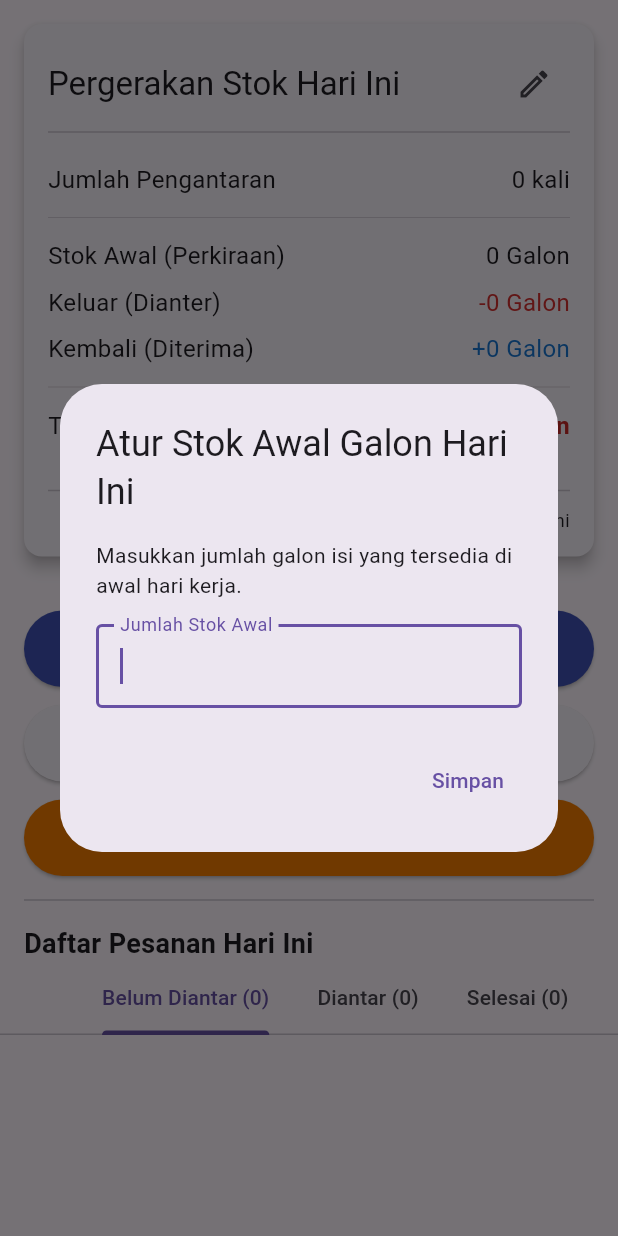
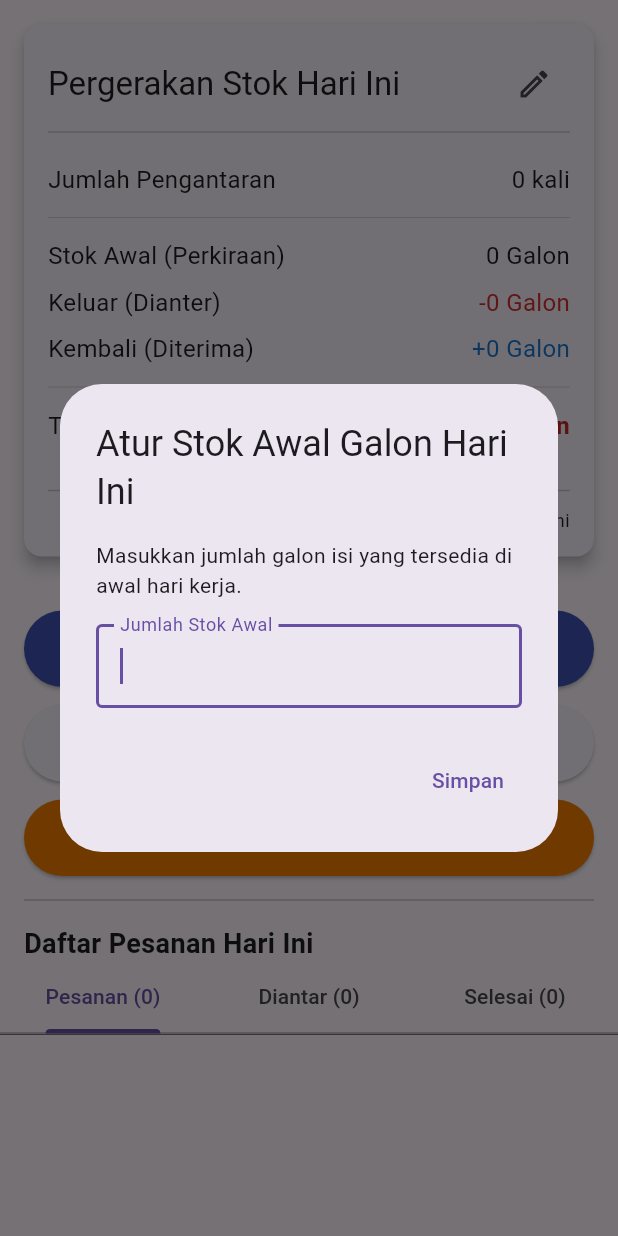
Before and after one commit to adikusumautama/damiu, a Flutter app: the KaryawanBerandaContent widget shown alone on an empty page, opened directly, on a phone screen of 412 x 824 dp. Run offline on Flutter 3.47's test engine with Material 3 defaults, Android fonts, the phone set to English and light mode, and no system bars; our stand-ins replace cloud_firestore, connectivity_plus, csv, firebase_auth, firebase_core, fl_chart and 1 more; accounts and stored records are empty; project files that could hold a hidden picture were left out.

Commit message:
Perapihan tab

```diff
--- a/lib/screens/home/karyawan_home_screen.dart
+++ b/lib/screens/home/karyawan_home_screen.dart
@@ -522,7 +522,6 @@ class _KaryawanBerandaContentState extends State<KaryawanBerandaContent>
 
               final allTodaysOrders = snapshot.data ?? [];
 
-              // --- PERUBAHAN LOGIKA FILTER DI SINI ---
               final pendingOrders = allTodaysOrders
                   .where((o) => o.status == OrderStatus.pending)
                   .toList();
@@ -532,14 +531,12 @@ class _KaryawanBerandaContentState extends State<KaryawanBerandaContent>
               final completedOrders = allTodaysOrders
                   .where((o) => o.status == OrderStatus.delivered)
                   .toList();
-              // --- AKHIR PERUBAHAN LOGIKA FILTER ---
 
               return FutureBuilder(
                   future: _syncLocalOrders(allTodaysOrders),
                   builder: (context, syncSnapshot) {
-                    // --- PERUBAHAN PADA DefaultTabController ---
                     return DefaultTabController(
-                      length: 3, // Diubah menjadi 3
+                      length: 3,
                       child: NestedScrollView(
                         headerSliverBuilder: (context, innerBoxIsScrolled) {
                           return [
@@ -567,13 +564,11 @@ class _KaryawanBerandaContentState extends State<KaryawanBerandaContent>
                             ),
                             SliverPersistentHeader(
                               delegate: _SliverAppBarDelegate(
-                                // --- PERUBAHAN PADA TabBar ---
                                 TabBar(
-                                  isScrollable: true, // Agar muat di layar kecil
                                   tabs: [
                                     Tab(
                                         text:
-                                            'Belum Diantar (${pendingOrders.length})'),
+                                            'Pesanan (${pendingOrders.length})'),
                                     Tab(
                                         text:
                                             'Diantar (${inDeliveryOrders.length})'),
@@ -582,13 +577,11 @@ class _KaryawanBerandaContentState extends State<KaryawanBerandaContent>
                                             'Selesai (${completedOrders.length})'),
                                   ],
                                 ),
-                                // --- AKHIR PERUBAHAN PADA TabBar ---
                               ),
                               pinned: true,
                             ),
                           ];
                         },
-                        // --- PERUBAHAN PADA TabBarView ---
                         body: TabBarView(
                           children: [
                             _buildOrderListView(pendingOrders,
@@ -602,7 +595,6 @@ class _KaryawanBerandaContentState extends State<KaryawanBerandaContent>
                                     'Belum ada pesanan yang selesai hari ini.'),
                           ],
                         ),
-                        // --- AKHIR PERUBAHAN PADA TabBarView ---
                       ),
                     );
                   });
@@ -702,7 +694,7 @@ class _KaryawanBerandaContentState extends State<KaryawanBerandaContent>
                 const SizedBox(width: 8),
                 Chip(
                   label: Text(
-                    order.status.replaceAll('_', ' ').toUpperCase(),
+                    order.status,
                     style: const TextStyle(color: Colors.white, fontSize: 12),
                   ),
                   backgroundColor: getStatusColor(order.status),
@@ -830,7 +822,6 @@ class _KaryawanBerandaContentState extends State<KaryawanBerandaContent>
     );
   }
 
-  // --- PERUBAHAN PADA TOMBOL AKSI PESANAN ---
   Widget _buildOrderActionButtons(Order order) {
     switch (order.status) {
       case OrderStatus.pending:
@@ -882,7 +873,6 @@ class _KaryawanBerandaContentState extends State<KaryawanBerandaContent>
         return const SizedBox.shrink();
     }
   }
-  // --- AKHIR PERUBAHAN TOMBOL AKSI ---
 
   Widget _buildDetailRow(IconData icon, String text) {
     return Padding(
@@ -967,6 +957,7 @@ class _KaryawanBerandaContentState extends State<KaryawanBerandaContent>
   }
 }
 
+// --- PERUBAHAN PADA _SliverAppBarDelegate ---
 class _SliverAppBarDelegate extends SliverPersistentHeaderDelegate {
   _SliverAppBarDelegate(this._tabBar);
 
@@ -980,8 +971,17 @@ class _SliverAppBarDelegate extends SliverPersistentHeaderDelegate {
   @override
   Widget build(
       BuildContext context, double shrinkOffset, bool overlapsContent) {
+    // Membungkus TabBar dengan Container untuk styling
     return Container(
-      color: Theme.of(context).scaffoldBackgroundColor,
+      decoration: BoxDecoration(
+        color: Theme.of(context).scaffoldBackgroundColor,
+        border: Border(
+          bottom: BorderSide(
+            color: Theme.of(context).dividerColor,
+            width: 1.0,
+          ),
+        ),
+      ),
       child: _tabBar,
     );
   }
```
